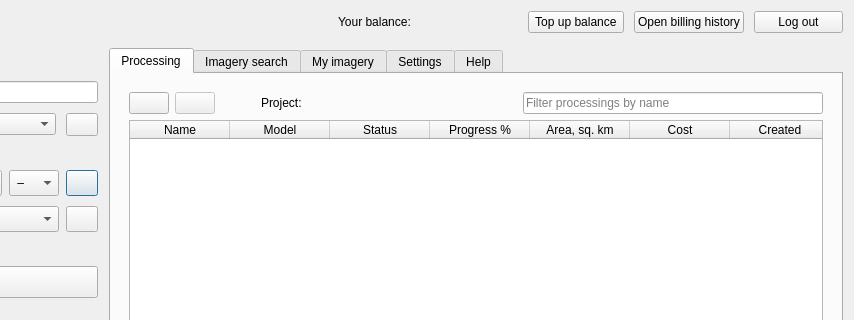
This is mapflow/dialogs/static/ui/main_dialog.ui in Geoalert/mapflow-qgis as Qt 5 draws it before an edit; both pictures show x 229 to 1083 and y 0 to 320 of the 1083 by 550 pixel window. The edited form follows.
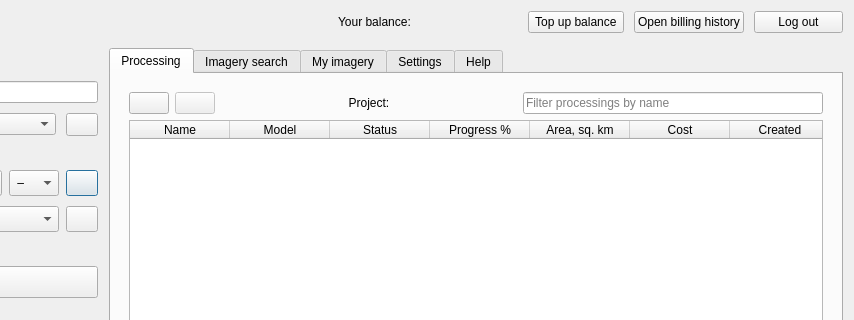
This is the edited form. Icons and pictures are not drawn. Custom widgets are drawn as their Qt base class.

```diff
--- a/mapflow/dialogs/static/ui/main_dialog.ui
+++ b/mapflow/dialogs/static/ui/main_dialog.ui
@@ -1367,9 +1367,12 @@
                    <property name="orientation">
                     <enum>Qt::Horizontal</enum>
                    </property>
+                   <property name="sizeType">
+                    <enum>QSizePolicy::Minimum</enum>
+                   </property>
                    <property name="sizeHint" stdset="0">
                     <size>
-                     <width>40</width>
+                     <width>10</width>
                      <height>20</height>
                     </size>
                    </property>
@@ -1385,7 +1388,7 @@
                    </property>
                    <property name="minimumSize">
                     <size>
-                     <width>100</width>
+                     <width>0</width>
                      <height>0</height>
                     </size>
                    </property>
@@ -1410,6 +1413,9 @@
                    <property name="text">
                     <string>Project:</string>
                    </property>
+                   <property name="alignment">
+                    <set>Qt::AlignCenter</set>
+                   </property>
                    <property name="wordWrap">
                     <bool>false</bool>
                    </property>
@@ -1420,9 +1426,12 @@
                    <property name="orientation">
                     <enum>Qt::Horizontal</enum>
                    </property>
+                   <property name="sizeType">
+                    <enum>QSizePolicy::Minimum</enum>
+                   </property>
                    <property name="sizeHint" stdset="0">
                     <size>
-                     <width>40</width>
+                     <width>10</width>
                      <height>20</height>
                     </size>
                    </property>
```
